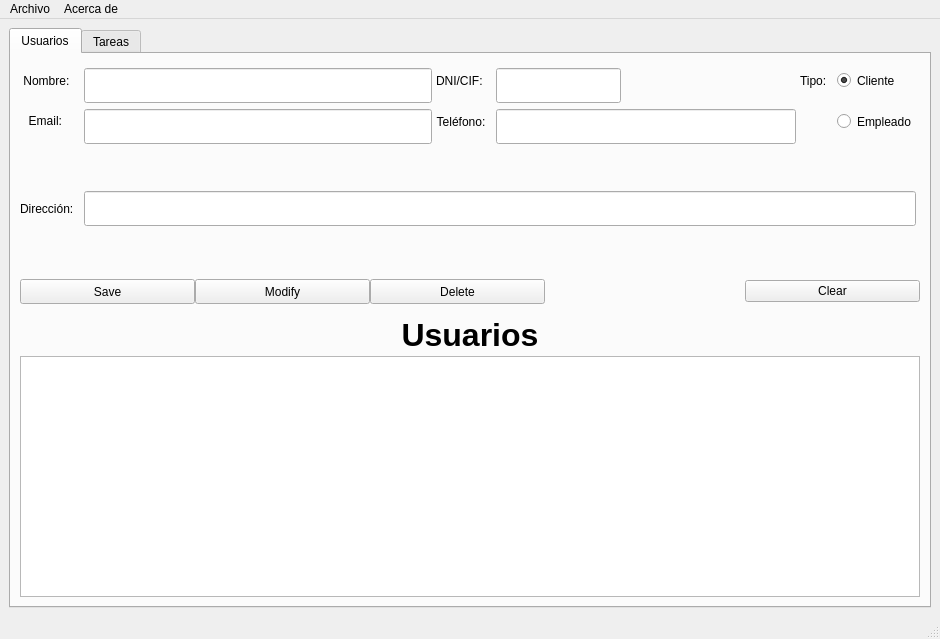
The window that templates/window.ui (Desteveco/RecuperaDI) describes before a commit, drawn with Qt 5.
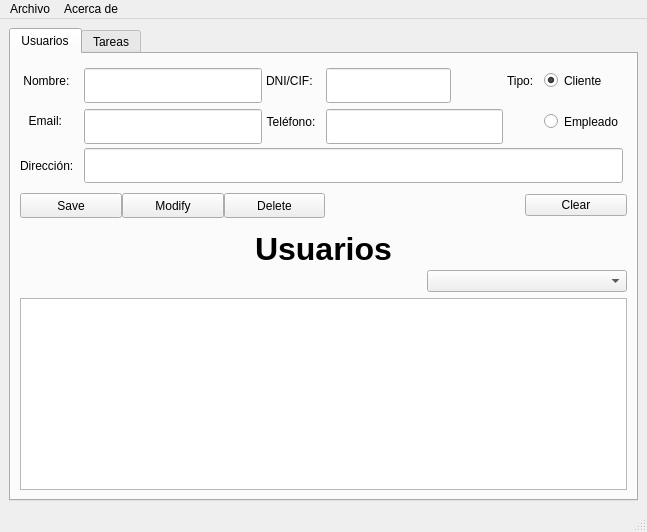
The same window after the commit.

Commit message: Diseño base de la interfaz gráfica y aplicación de estilos QSS

Patch:
```diff
--- a/templates/window.ui
+++ b/templates/window.ui
@@ -6,8 +6,8 @@
    <rect>
     <x>0</x>
     <y>0</y>
-    <width>940</width>
-    <height>639</height>
+    <width>647</width>
+    <height>532</height>
    </rect>
   </property>
   <property name="windowTitle">
@@ -35,7 +35,7 @@
          <enum>QLayout::SetDefaultConstraint</enum>
         </property>
         <item>
-         <layout class="QVBoxLayout" name="verticalLayout_3" stretch="0,0,0">
+         <layout class="QVBoxLayout" name="verticalLayout_3" stretch="0,0,0,0">
           <item>
            <layout class="QGridLayout" name="gridLayout_4" rowstretch="0,0,0,0" columnstretch="0,0,0,0,0,0,0">
             <property name="sizeConstraint">
@@ -340,6 +340,28 @@
             </property>
            </widget>
           </item>
+          <item alignment="Qt::AlignRight">
+           <widget class="QComboBox" name="cb_filtro_tipo">
+            <property name="sizePolicy">
+             <sizepolicy hsizetype="Fixed" vsizetype="Fixed">
+              <horstretch>0</horstretch>
+              <verstretch>0</verstretch>
+             </sizepolicy>
+            </property>
+            <property name="minimumSize">
+             <size>
+              <width>200</width>
+              <height>0</height>
+             </size>
+            </property>
+            <property name="maximumSize">
+             <size>
+              <width>600</width>
+              <height>16777215</height>
+             </size>
+            </property>
+           </widget>
+          </item>
           <item>
            <widget class="QTableWidget" name="table_customer">
             <property name="enabled">
@@ -499,7 +521,7 @@
     <rect>
      <x>0</x>
      <y>0</y>
-     <width>940</width>
+     <width>647</width>
      <height>21</height>
     </rect>
    </property>
```
Left out of the diff: 62 changed lines with no effect on the pictures. The commit also changes 2 other files.
